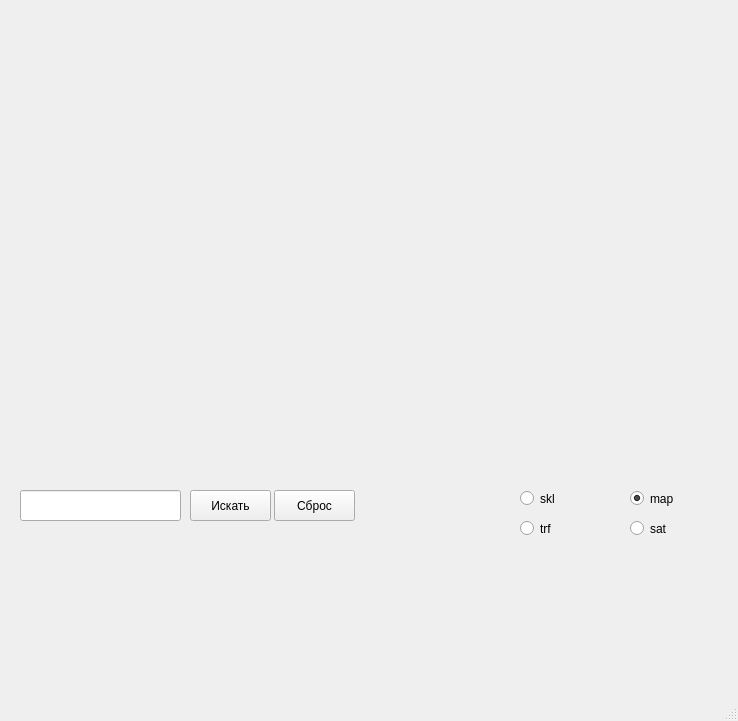
Qt form 1.ui (Charmink/Api) before a commit.
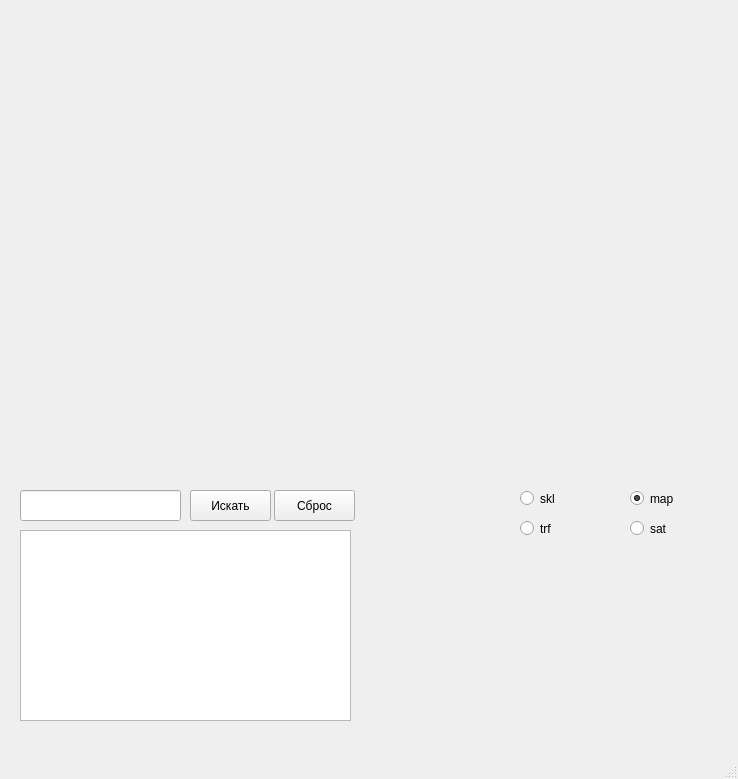
The same form after that commit.

What changed in the file:
```diff
--- a/1.ui
+++ b/1.ui
@@ -7,7 +7,7 @@
     <x>0</x>
     <y>0</y>
     <width>738</width>
-    <height>721</height>
+    <height>779</height>
    </rect>
   </property>
   <property name="windowTitle">
@@ -156,6 +156,19 @@
      <string>Сброс</string>
     </property>
    </widget>
+   <widget class="QTextBrowser" name="textBrowser">
+    <property name="geometry">
+     <rect>
+      <x>20</x>
+      <y>530</y>
+      <width>331</width>
+      <height>191</height>
+     </rect>
+    </property>
+    <property name="focusPolicy">
+     <enum>Qt::NoFocus</enum>
+    </property>
+   </widget>
   </widget>
   <widget class="QMenuBar" name="menubar">
    <property name="geometry">
```
